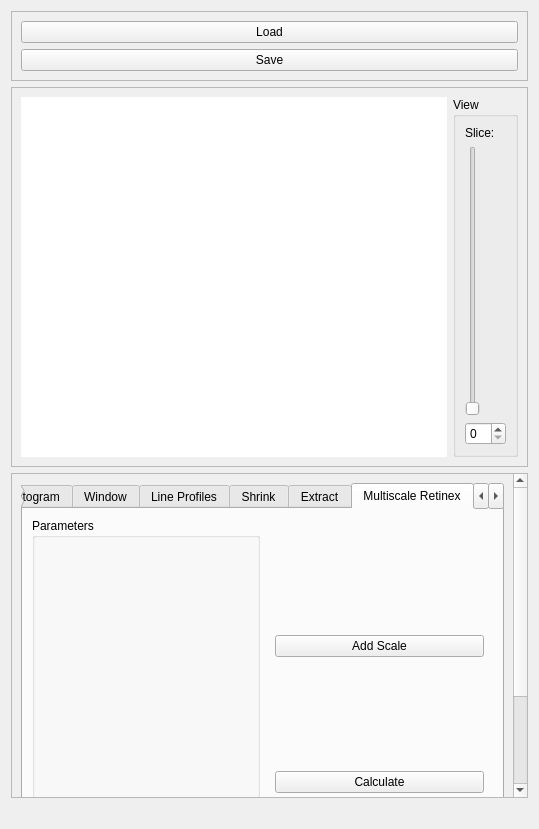
The window that source/ImageWidget.ui (josefkoller/ambient_image_processor) describes before a commit, drawn with Qt 5.
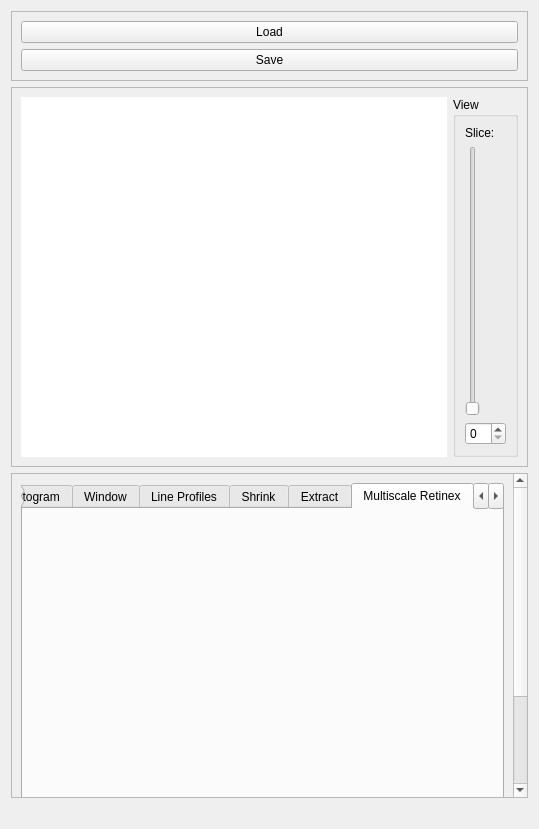
The same window after the commit. The open tabs and pages were chosen to show the change. Custom widgets are drawn as their Qt base class.

Commit message: multiscale retinex module

```diff
--- a/source/ImageWidget.ui
+++ b/source/ImageWidget.ui
@@ -859,32 +859,7 @@
           </attribute>
           <layout class="QHBoxLayout" name="horizontalLayout_12">
            <item>
-            <widget class="QGroupBox" name="multiScaleRetinexScalesFrame">
-             <property name="title">
-              <string>Parameters</string>
-             </property>
-             <layout class="QVBoxLayout" name="verticalLayout_16"/>
-            </widget>
-           </item>
-           <item>
-            <widget class="QWidget" name="widget_4" native="true">
-             <layout class="QVBoxLayout" name="verticalLayout_15">
-              <item>
-               <widget class="QPushButton" name="addScaleButton">
-                <property name="text">
-                 <string>Add Scale</string>
-                </property>
-               </widget>
-              </item>
-              <item>
-               <widget class="QPushButton" name="calculate_button">
-                <property name="text">
-                 <string>Calculate</string>
-                </property>
-               </widget>
-              </item>
-             </layout>
-            </widget>
+            <widget class="MultiScaleRetinexWidget" name="multiscale_retinex_widget" native="true"/>
            </item>
           </layout>
          </widget>
@@ -1230,6 +1205,12 @@
    <header location="global">modules/region_growing_segmentation/RegionGrowingSegmentationWidget.h</header>
    <container>1</container>
   </customwidget>
+  <customwidget>
+   <class>MultiScaleRetinexWidget</class>
+   <extends>QWidget</extends>
+   <header location="global">modules/multiscale_retinex/MultiScaleRetinexWidget.h</header>
+   <container>1</container>
+  </customwidget>
  </customwidgets>
  <resources/>
  <connections/>
```
Left out of the diff: 2 changed lines with no effect on the pictures. The commit also changes 21 other files.
